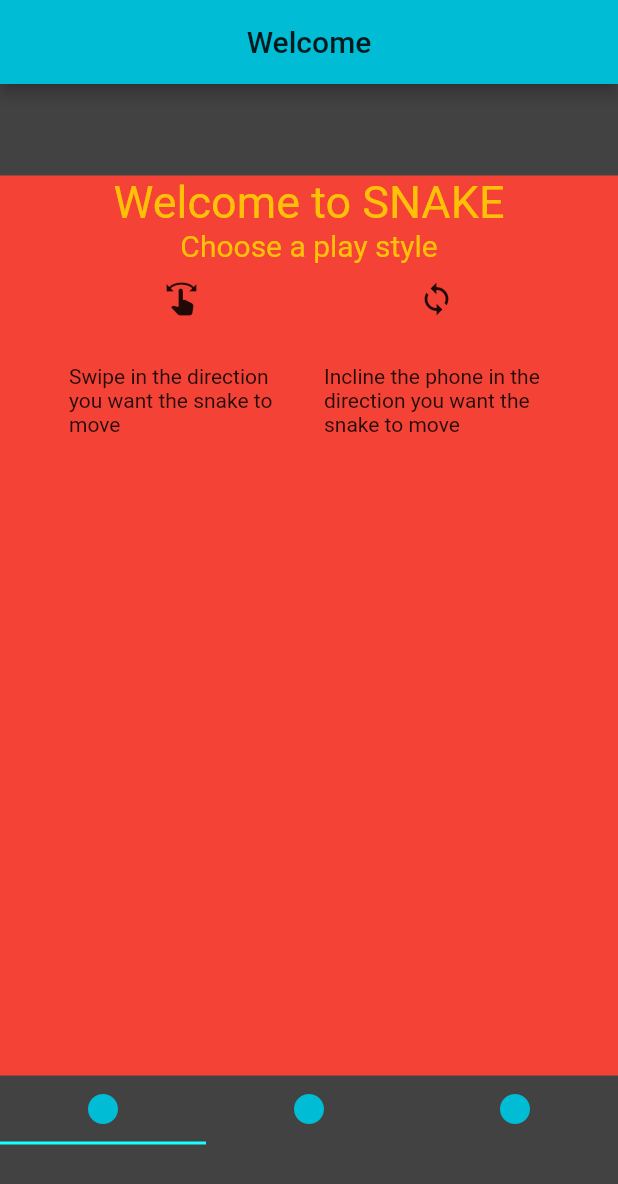
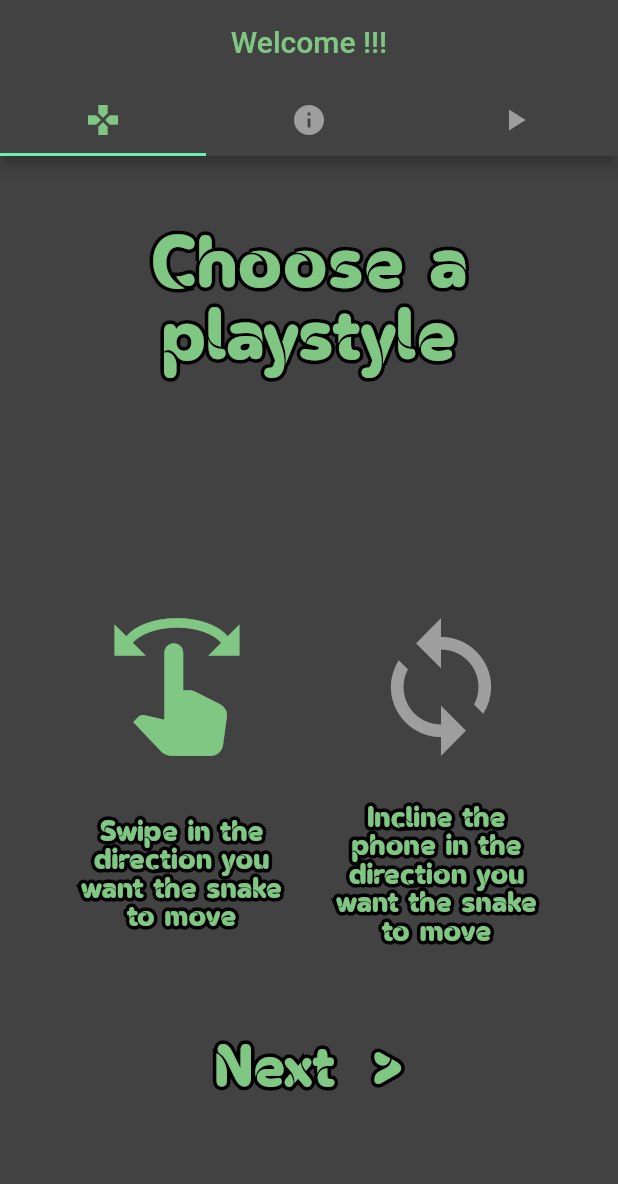
Before and after one commit to g2nik/snake, a Flutter app: the screen it shows after launch, on a phone screen of 412 x 824 dp. Shown: the top 1184 px of the screen. Run offline on Flutter 3.47's test engine with Material 2 defaults, Android fonts, the light colour scheme and no system bars; our stand-ins replace sensors, shared_preferences, video_player.

Commit message:
Rainbow apple added

```diff
--- a/snake/lib/main.dart
+++ b/snake/lib/main.dart
@@ -25,8 +25,8 @@ class SnakeApp extends StatelessWidget {
     return MaterialApp(
       debugShowCheckedModeBanner: false,
       theme: ThemeData(
-        primaryColor: Colors.cyan,
-        accentColor: Colors.cyanAccent
+        primaryColor: Colors.green[200],
+        accentColor: Colors.greenAccent
       ),
       title: "SnakeGame",
       home: firstTime ? Tutorial() : Home(),
--- a/snake/lib/pages/tutorial.dart
+++ b/snake/lib/pages/tutorial.dart
@@ -1,73 +1,181 @@
 import 'package:flutter/material.dart';
 import 'package:snake/models/preferences.dart';
+import 'package:snake/models/tiles.dart';
+import 'package:snake/widgets.dart';
 
 class Tutorial extends StatefulWidget {
   @override
   _TutorialState createState() => _TutorialState();
 }
 
-class _TutorialState extends State<Tutorial> {
+class _TutorialState extends State<Tutorial> with SingleTickerProviderStateMixin {
+  TabController _tabController;
+  bool swipe;
+
+
+  @override
+  void initState() {
+    super.initState();
+    swipe = true;
+    _tabController = TabController(length: 3, vsync: this);
+  }
+
+  @override
+  void dispose() {
+    _tabController.dispose();
+    super.dispose();
+  }
+
   @override
   Widget build(BuildContext context) {
-    return DefaultTabController(
-      length: 3,
-      child: Scaffold(
+    return Scaffold(
         backgroundColor: Colors.grey[800],
         appBar: AppBar(
-          title: Text("Welcome"),
+          brightness: Brightness.dark,
+          backgroundColor: Colors.grey[800],
+          title: Text("Welcome !!!", style: TextStyle(color: Colors.green[300])),
           centerTitle: true,
+          bottom: TabBar(
+            onTap: (int index) => setState(() {}),
+            controller: _tabController,
+            tabs: [
+              Padding(
+                padding: const EdgeInsets.all(10),
+                child: Icon(Icons.gamepad, color: _tabController.index == 0 ? Colors.green[300] : Colors.grey),
+              ),
+              Padding(
+                padding: const EdgeInsets.all(10),
+                child: Icon(Icons.info, color: _tabController.index == 1 ? Colors.green[300] : Colors.grey),
+              ),
+              Padding(
+                padding: const EdgeInsets.all(10),
+                child: Icon(Icons.play_arrow, color: _tabController.index == 2 ? Colors.green[300] : Colors.grey),
+              ),
+            ]
+          ),
         ),
         body: Center(
-          child: Column(
-            mainAxisAlignment: MainAxisAlignment.center,
-            children: [
-              ConstrainedBox(
-                constraints: BoxConstraints(minHeight: 250, maxHeight: 600),
-                child: Container(
-                  color: Colors.red,
           child: TabBarView(
+            physics: NeverScrollableScrollPhysics(),
+            controller: _tabController,
             children: [
 
 
 
               Column(
+                mainAxisAlignment: MainAxisAlignment.start,
                 children: [
-                          Text("Welcome to SNAKE", style: TextStyle(color: Colors.amber, fontSize: 30)),
-                          Text("Choose a play style", style: TextStyle(color: Colors.amber, fontSize: 20)),
+                  SizedBox(height: 50),
+                  SnakeText(text: "Choose a playstyle", color: Colors.green[300], size: 50, offset: true),
+                  SizedBox(height: 150),
+                  Row(
+                    mainAxisAlignment: MainAxisAlignment.spaceEvenly,
+                    children: [
+                      IconButton(
+                        iconSize: 100,
+                        icon: Icon(Icons.swipe, color: swipe ? Colors.green[300] : Colors.grey),
+                        onPressed: () async {
+                          await Preferences.setSwipe(true);
+                          setState(() => swipe = !swipe);
+                        }
+                      ),
+                      IconButton(
+                        iconSize: 100,
+                        icon: Icon(Icons.sync, color: !swipe ? Colors.green[300] : Colors.grey),
+                        onPressed: () async {
+                          await Preferences.setSwipe(false);
+                          setState(() => swipe = !swipe);
+                        }
+                      ),
+                    ],
+                  ),
                   Row(
                     mainAxisAlignment: MainAxisAlignment.center,
                     children: [
-                              //Swipe column
                       ConstrainedBox(
                         constraints: BoxConstraints(maxWidth: 150),
                         child: Column(
                           children: [
-                                    IconButton(
-                                      icon: Icon(Icons.swipe),
-                                      onPressed: () async => await Preferences.setSwipe(true),
+
+                            SizedBox(height: 20),
+                            SnakeText(
+                              text: "Swipe in the direction you want the snake to move",
+                              color: Colors.green[300],
+                              size: 20,
+                              offset: true
                             ),
-                                    SizedBox(height: 20),
-                                    Text("Swipe in the direction you want the snake to move")
                           ],
                         ),
                       ),
                       SizedBox(width: 20),
-                              //Incline column
                       ConstrainedBox(
                         constraints: BoxConstraints(maxWidth: 150),
                         child: Column(
                           children: [
-                                    IconButton(
-                                      icon: Icon(Icons.sync),
-                                      onPressed: () async => await Preferences.setSwipe(false),
+                            SizedBox(height: 20),
+                            SnakeText(
+                              text: "Incline the phone in the direction you want the snake to move",
+                              color: Colors.green[300],
+                              size: 20,
+                              offset: true
                             ),
-                                    SizedBox(height: 20),
-                                    Text("Incline the phone in the direction you want the snake to move")
                           ],
                         ),
                       )
                     ],
+                  ),
+                  SizedBox(height: 50),
+                  TextButton(
+                    onPressed: () {
+                      _tabController.animateTo(1);
+                      setState(() {
+
+                      });
+                    },
+                    child: Row(
+                      mainAxisAlignment: MainAxisAlignment.center,
+                      children: [
+                        SnakeText(
+                          text: "Next",
+                          color: Colors.green[300],
+                          size: 40,
+                          offset: true
+                        ),
+                        SizedBox(width: 25),
+                        SnakeText(
+                          text: ">",
+                          color: Colors.green[300],
+                          size: 50,
+                          offset: true
+                        ),
+                      ],
+                    ),
                   )
+                ],
+              ),
+
+
+
+              Column(
+                mainAxisAlignment: MainAxisAlignment.start,
+                children: [
+                  SizedBox(height: 50),
+                  SnakeText(text: "Red apples give you 1 point", color: Colors.green[300], size: 30, offset: true),
+                  SizedBox(height: 25),
+                  Image.asset("images/apple.png", scale: 7.5),
+                  SizedBox(height: 50),
+                  SnakeText(text: "Golden apples give you 5 points", color: Colors.green[300], size: 30, offset: true),
+                  SizedBox(height: 25),
+                  Image.asset("images/golden_apple.png", scale: 7.5),
+                  SizedBox(height: 50),
+                  SnakeText(text: "Rainbow apples\ngenerate more apples", color: Colors.green[300], size: 30, offset: true),
+                  //SizedBox(height: 25),
+                  // Transform.scale(
+                  //   scale: .3,
+                  //   child: RainbowApple(),
+                  // )
+                  RainbowApple()
+                  //Image.asset("images/golden_apple.png", scale: 7.5),
                 ],
               ),
 
@@ -78,41 +186,10 @@ class _TutorialState extends State<Tutorial> {
 
                 ],
               ),
-
-
-
-                      Column(
-                        children: [
-
-                        ],
-                      ),
-
-
-
             ],
           ),
         ),
-              ),
-              TabBar(
-                tabs: [
-                  Padding(
-                    padding: const EdgeInsets.all(10),
-                    child: Icon(Icons.circle, color: Colors.cyan),
-                  ),
-                  Padding(
-                    padding: const EdgeInsets.all(10),
-                    child: Icon(Icons.circle, color: Colors.cyan),
-                  ),
-                  Padding(
-                    padding: const EdgeInsets.all(10),
-                    child: Icon(Icons.circle, color: Colors.cyan),
-                  ),
-                ]
-              )
-            ],
-          ),
-        ),
-      ),
+
     );
   }
 }
```
Also changed, not shown: snake/lib/models/tiles.dart (+81 -0 lines), snake/images/rainbow_apple.png (added). Lines whose indentation alone changed are shown as unchanged.
